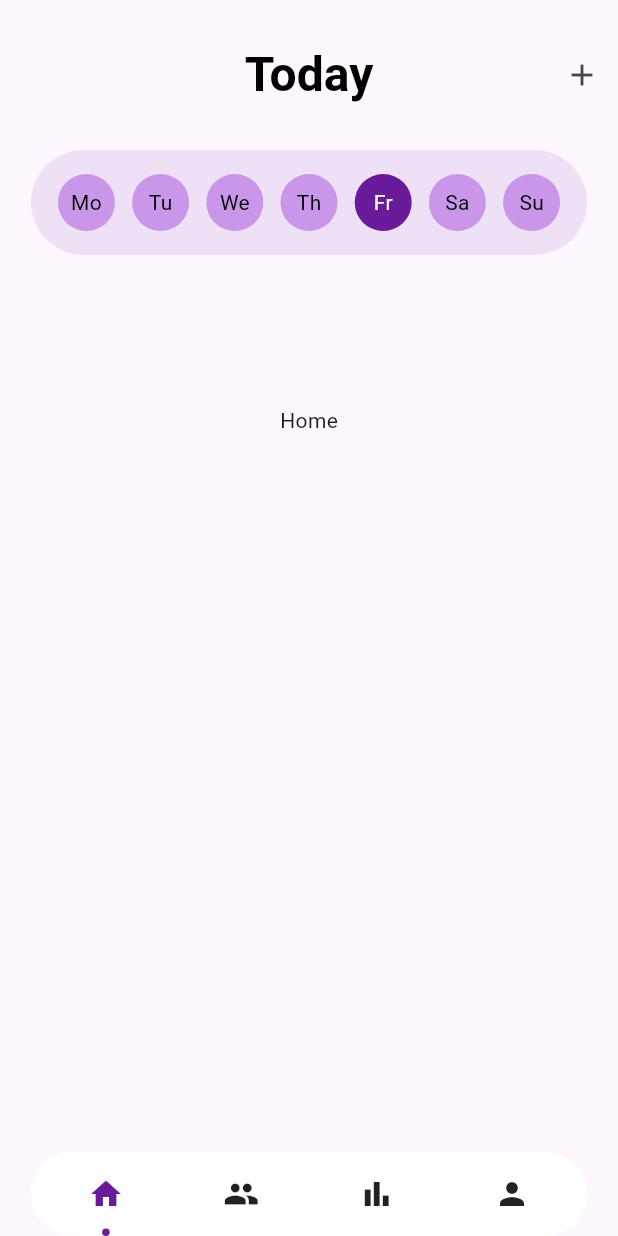
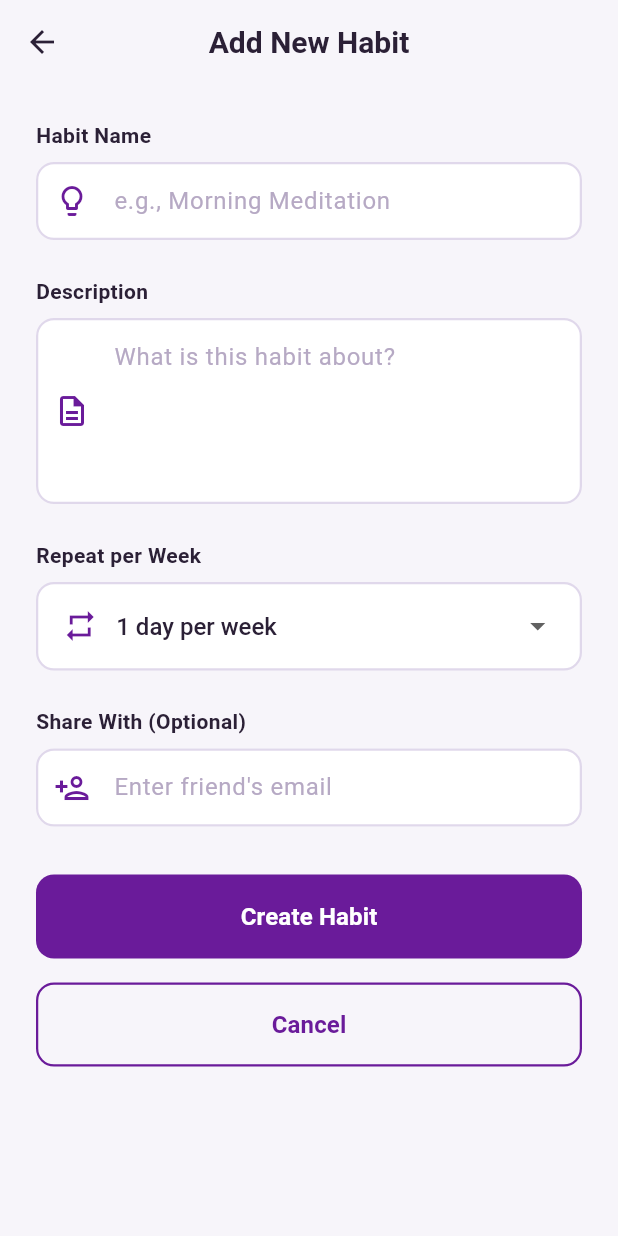
Before and after one commit to Lesetja-Malapane/progress-pals, a Flutter app: the HomePage screen opened by its route, after a tap on the "add" icon, on a phone screen of 412 x 824 dp. Run offline on Flutter 3.47's test engine with Material 3 defaults, Android fonts, the phone set to English and light mode, and no system bars; drawn by our look-alikes of dot_navigation_bar; our stand-ins replace firebase_auth, firebase_core, flutter_svg, go_router, logger; missing offline and left inert: firebase_ui_auth; accounts and stored records are empty.

Commit message:
feat: add AddHabitScreen, update routing and theme colors, and enhance HomePage layout

```diff
--- a/lib/app_router.dart
+++ b/lib/app_router.dart
@@ -2,6 +2,7 @@ import 'package:firebase_ui_auth/firebase_ui_auth.dart';
 import 'package:flutter/material.dart';
 import 'package:go_router/go_router.dart';
 import 'package:progress_pals/presentation/pages/auth/welcome_page.dart';
+import 'package:progress_pals/presentation/pages/habit/add_habit.dart';
 import 'package:progress_pals/presentation/pages/home/home_page.dart';
 
 final appRouter = GoRouter(
@@ -76,16 +77,22 @@ final appRouter = GoRouter(
           },
         ),
         GoRoute(
-          path: '/home',
+          path: 'home',
           builder: (context, state) {
             return HomePage();
           },
-        ),
-        GoRoute(
-          path: '/home/profile',
-          builder: (context, state) {
-            return Placeholder();
-          },
+          routes: [
+            GoRoute(
+              path: 'add-habit',
+              builder: (context, state) => const AddHabitScreen(),
+            ),
+            GoRoute(
+              path: 'profile',
+              builder: (context, state) {
+                return Placeholder();
+              },
+            ),
+          ],
         ),
       ],
     ),
--- a/lib/core/theme/app_colors.dart
+++ b/lib/core/theme/app_colors.dart
@@ -2,8 +2,21 @@ import 'package:flutter/material.dart';
 
 class AppColors {
   static const Color primary = Color(0xFF6A1B9A);
-  static const Color secondary = Color.fromARGB(255, 202, 150, 234);
-  static const Color white = Colors.white;
-  static const Color dark = Color.fromARGB(255, 61, 59, 59);
-  static const Color grey = Colors.grey;
+  static const Color primarySoft = Color(0xFF8E5BBE);
+  static const Color primaryLight = Color(0xFFEDE3F6); // backgrounds, chips
+  static const Color primaryDark = Color(0xFF4A126E);
+
+  static const Color background = Color(0xFFF7F5FA);
+  static const Color surface = Color(0xFFFFFFFF);
+  static const Color surfaceMuted = Color(0xFFF1EDF7);
+  static const Color divider = Color(0xFFE0D8EB);
+
+  static const Color textPrimary = Color(0xFF2B2036);
+  static const Color textSecondary = Color(0xFF6E5A7A);
+  static const Color textDisabled = Color(0xFFB6A9C4);
+
+  static const Color success = Color(0xFF7FB69D); // soft green
+  static const Color warning = Color(0xFFF2C57C); // warm pastel amber
+  static const Color error = Color(0xFFE57373); // muted red
+  static const Color info = Color(0xFF8FAADC); // calm blue
 }
--- a/lib/main.dart
+++ b/lib/main.dart
@@ -1,5 +1,6 @@
 import 'package:firebase_core/firebase_core.dart';
 import 'package:flutter/material.dart';
+import 'package:progress_pals/core/theme/app_colors.dart';
 import 'package:provider/provider.dart';
 import 'package:progress_pals/app_router.dart';
 import 'package:progress_pals/presentation/viewmodels/home_viewmodel.dart';
@@ -23,7 +24,20 @@ class MyApp extends StatelessWidget {
         debugShowCheckedModeBanner: false,
         title: 'Progress Pals',
         theme: ThemeData(
-          colorScheme: ColorScheme.fromSeed(seedColor: Colors.deepPurple),
+          scaffoldBackgroundColor: AppColors.background,
+          primaryColor: AppColors.primary,
+          colorScheme: ColorScheme.light(
+            primary: AppColors.primary,
+            secondary: AppColors.primarySoft,
+            surface: AppColors.surface,
+            error: AppColors.error,
+          ),
+          textTheme: const TextTheme(
+            headlineLarge: TextStyle(color: AppColors.textPrimary),
+            bodyMedium: TextStyle(color: AppColors.textSecondary),
+            bodySmall: TextStyle(color: AppColors.textDisabled),
+          ),
+          dividerColor: AppColors.divider,
         ),
         routerConfig: appRouter,
       ),
--- /dev/null
+++ b/lib/presentation/pages/habit/add_habit.dart
@@ -0,0 +1,267 @@
+import 'package:flutter/material.dart';
+import 'package:progress_pals/core/theme/app_colors.dart';
+import 'package:progress_pals/presentation/widgets/app_button.dart';
+
+class AddHabitScreen extends StatefulWidget {
+  const AddHabitScreen({super.key});
+
+  @override
+  State<AddHabitScreen> createState() => _AddHabitScreenState();
+}
+
+class _AddHabitScreenState extends State<AddHabitScreen> {
+  late TextEditingController _nameController;
+  late TextEditingController _descriptionController;
+  late TextEditingController _shareWithController;
+  int _repeatPerWeek = 1;
+  final _formKey = GlobalKey<FormState>();
+
+  @override
+  void initState() {
+    super.initState();
+    _nameController = TextEditingController();
+    _descriptionController = TextEditingController();
+    _shareWithController = TextEditingController();
+  }
+
+  @override
+  void dispose() {
+    _nameController.dispose();
+    _descriptionController.dispose();
+    _shareWithController.dispose();
+    super.dispose();
+  }
+
+  void _handleSubmit() {
+    if (_formKey.currentState!.validate()) {
+      // Handle form submission
+      final habitData = {
+        'name': _nameController.text,
+        'description': _descriptionController.text,
+        'repeatPerWeek': _repeatPerWeek,
+        'shareWith': _shareWithController.text,
+      };
+      print('Habit data: $habitData');
+      // TODO: Save to Firebase or backend
+      Navigator.pop(context, habitData);
+    }
+  }
+
+  @override
+  Widget build(BuildContext context) {
+    return Scaffold(
+      backgroundColor: AppColors.background,
+      appBar: AppBar(
+        backgroundColor: AppColors.background,
+        elevation: 0,
+        leading: IconButton(
+          icon: const Icon(Icons.arrow_back, color: AppColors.textPrimary),
+          onPressed: () => Navigator.pop(context),
+        ),
+        title: const Text(
+          'Add New Habit',
+          style: TextStyle(
+            color: AppColors.textPrimary,
+            fontSize: 20,
+            fontWeight: FontWeight.w600,
+          ),
+        ),
+        centerTitle: true,
+      ),
+      body: SingleChildScrollView(
+        child: Padding(
+          padding: const EdgeInsets.all(24.0),
+          child: Form(
+            key: _formKey,
+            child: Column(
+              crossAxisAlignment: CrossAxisAlignment.start,
+              children: [
+                // Name Field
+                _buildFormLabel('Habit Name'),
+                const SizedBox(height: 8),
+                _buildTextFormField(
+                  controller: _nameController,
+                  hintText: 'e.g., Morning Meditation',
+                  icon: Icons.lightbulb_outline,
+                  validator: (value) {
+                    if (value == null || value.isEmpty) {
+                      return 'Please enter a habit name';
+                    }
+                    if (value.length < 3) {
+                      return 'Habit name must be at least 3 characters';
+                    }
+                    return null;
+                  },
+                ),
+                const SizedBox(height: 24),
+
+                // Description Field
+                _buildFormLabel('Description'),
+                const SizedBox(height: 8),
+                _buildTextFormField(
+                  controller: _descriptionController,
+                  hintText: 'What is this habit about?',
+                  icon: Icons.description_outlined,
+                  maxLines: 4,
+                  validator: (value) {
+                    if (value == null || value.isEmpty) {
+                      return 'Please enter a description';
+                    }
+                    return null;
+                  },
+                ),
+                const SizedBox(height: 24),
+
+                // Repeat Per Week Field
+                _buildFormLabel('Repeat per Week'),
+                const SizedBox(height: 8),
+                Container(
+                  decoration: BoxDecoration(
+                    color: AppColors.surface,
+                    border: Border.all(color: AppColors.divider, width: 1.5),
+                    borderRadius: BorderRadius.circular(12),
+                  ),
+                  padding: const EdgeInsets.symmetric(
+                    horizontal: 16,
+                    vertical: 4,
+                  ),
+                  child: Row(
+                    children: [
+                      const Icon(Icons.repeat, color: AppColors.primary),
+                      const SizedBox(width: 12),
+                      Expanded(
+                        child: DropdownButton<int>(
+                          value: _repeatPerWeek,
+                          isExpanded: true,
+                          underline: const SizedBox(),
+                          style: const TextStyle(
+                            color: AppColors.textPrimary,
+                            fontSize: 16,
+                            fontWeight: FontWeight.w500,
+                          ),
+                          items: List.generate(7, (index) => index + 1)
+                              .map(
+                                (day) => DropdownMenuItem(
+                                  value: day,
+                                  child: Text(
+                                    '$day day${day > 1 ? 's' : ''} per week',
+                                  ),
+                                ),
+                              )
+                              .toList(),
+                          onChanged: (value) {
+                            setState(() {
+                              _repeatPerWeek = value ?? 1;
+                            });
+                          },
+                        ),
+                      ),
+                    ],
+                  ),
+                ),
+                const SizedBox(height: 24),
+
+                // Share With Field
+                _buildFormLabel('Share With (Optional)'),
+                const SizedBox(height: 8),
+                _buildTextFormField(
+                  controller: _shareWithController,
+                  hintText: 'Enter friend\'s email',
+                  icon: Icons.person_add_outlined,
+                  keyboardType: TextInputType.emailAddress,
+                  validator: (value) {
+                    if (value != null && value.isNotEmpty) {
+                      // Simple email validation
+                      if (!RegExp(
+                        r'^[^\s@]+@[^\s@]+\.[^\s@]+$',
+                      ).hasMatch(value)) {
+                        return 'Please enter a valid email';
+                      }
+                    }
+                    return null;
+                  },
+                ),
+                const SizedBox(height: 32),
+
+                // Submit Button
+                AppButton(text: 'Create Habit', onPressed: _handleSubmit),
+                const SizedBox(height: 16),
+
+                // Cancel Button
+                AppButton(
+                  text: 'Cancel',
+                  type: ButtonType.outline,
+                  onPressed: () => Navigator.pop(context),
+                ),
+              ],
+            ),
+          ),
+        ),
+      ),
+    );
+  }
+
+  Widget _buildFormLabel(String label) {
+    return Text(
+      label,
+      style: const TextStyle(
+        color: AppColors.textPrimary,
+        fontSize: 14,
+        fontWeight: FontWeight.w600,
+      ),
+    );
+  }
+
+  Widget _buildTextFormField({
+    required TextEditingController controller,
+    required String hintText,
+    required IconData icon,
+    int maxLines = 1,
+    TextInputType keyboardType = TextInputType.text,
+    String? Function(String?)? validator,
+  }) {
+    return TextFormField(
+      controller: controller,
+      maxLines: maxLines,
+      keyboardType: keyboardType,
+      validator: validator,
+      decoration: InputDecoration(
+        hintText: hintText,
+        hintStyle: const TextStyle(color: AppColors.textDisabled),
+        prefixIcon: Icon(icon, color: AppColors.primary),
+        filled: true,
+        fillColor: AppColors.surface,
+        border: OutlineInputBorder(
+          borderRadius: BorderRadius.circular(12),
+          borderSide: const BorderSide(color: AppColors.divider, width: 1.5),
+        ),
+        enabledBorder: OutlineInputBorder(
+          borderRadius: BorderRadius.circular(12),
+          borderSide: const BorderSide(color: AppColors.divider, width: 1.5),
+        ),
+        focusedBorder: OutlineInputBorder(
+          borderRadius: BorderRadius.circular(12),
+          borderSide: const BorderSide(color: AppColors.primary, width: 2),
+        ),
+        errorBorder: OutlineInputBorder(
+          borderRadius: BorderRadius.circular(12),
+          borderSide: const BorderSide(color: AppColors.error, width: 1.5),
+        ),
+        focusedErrorBorder: OutlineInputBorder(
+          borderRadius: BorderRadius.circular(12),
+          borderSide: const BorderSide(color: AppColors.error, width: 2),
+        ),
+        contentPadding: const EdgeInsets.symmetric(
+          horizontal: 16,
+          vertical: 14,
+        ),
+        errorStyle: const TextStyle(
+          color: AppColors.error,
+          fontSize: 12,
+          fontWeight: FontWeight.w500,
+        ),
+      ),
+      style: const TextStyle(color: AppColors.textPrimary, fontSize: 16),
+    );
+  }
+}
--- a/lib/presentation/pages/home/home_content.dart
+++ b/lib/presentation/pages/home/home_content.dart
@@ -1,4 +1,5 @@
 import 'package:flutter/material.dart';
+import 'package:go_router/go_router.dart';
 import 'package:logger/web.dart';
 import 'package:progress_pals/core/theme/app_colors.dart';
 import 'package:progress_pals/presentation/viewmodels/home_viewmodel.dart';
@@ -25,14 +26,23 @@ class _HomeContentState extends State<HomeContent> {
     return Scaffold(
       appBar: AppBar(
         toolbarHeight: 100,
-        title: const Text("Today", style: TextStyle(color: Colors.black, fontSize: 32, fontWeight: FontWeight.bold)),
+        title: const Text(
+          "Today",
+          style: TextStyle(
+            color: Colors.black,
+            fontSize: 32,
+            fontWeight: FontWeight.bold,
+          ),
+        ),
         centerTitle: true,
         automaticallyImplyLeading: false,
+        backgroundColor: AppColors.background,
         actions: <Widget>[
           IconButton(
             icon: const Icon(Icons.add),
             onPressed: () {
               Logger().i("Add a habit");
+              context.push('/home/add-habit');
             },
           ),
         ],
--- a/lib/presentation/pages/home/home_page.dart
+++ b/lib/presentation/pages/home/home_page.dart
@@ -19,6 +19,7 @@ class HomePage extends StatelessWidget {
   Widget build(BuildContext context) {
     final homeViewModel = Provider.of<HomeViewModel>(context);
     return Scaffold(
+      backgroundColor: AppColors.background,
       body: _pages[homeViewModel.selectedIndex],
       extendBody: true,
       bottomNavigationBar: DotNavigationBar(
--- a/lib/presentation/widgets/date_bubble.dart
+++ b/lib/presentation/widgets/date_bubble.dart
@@ -18,14 +18,14 @@ class DateBubble extends StatelessWidget {
       height: 38,
       alignment: Alignment.center,
       decoration: BoxDecoration(
-        color: isSelected ? AppColors.primary : AppColors.secondary,
+        color: isSelected ? AppColors.primary : AppColors.primaryLight,
         shape: BoxShape.circle,
       ),
       child: Text(
         label,
         style: TextStyle(
-          color: isSelected ? Colors.white : Colors.black,
-          fontWeight: FontWeight.normal,
+          color: isSelected ? AppColors.textPrimary : AppColors.textDisabled,
+          fontWeight: FontWeight.bold,
         ),
       ),
     );
```
Also changed, not shown: lib/presentation/widgets/habit_card.dart (added).
